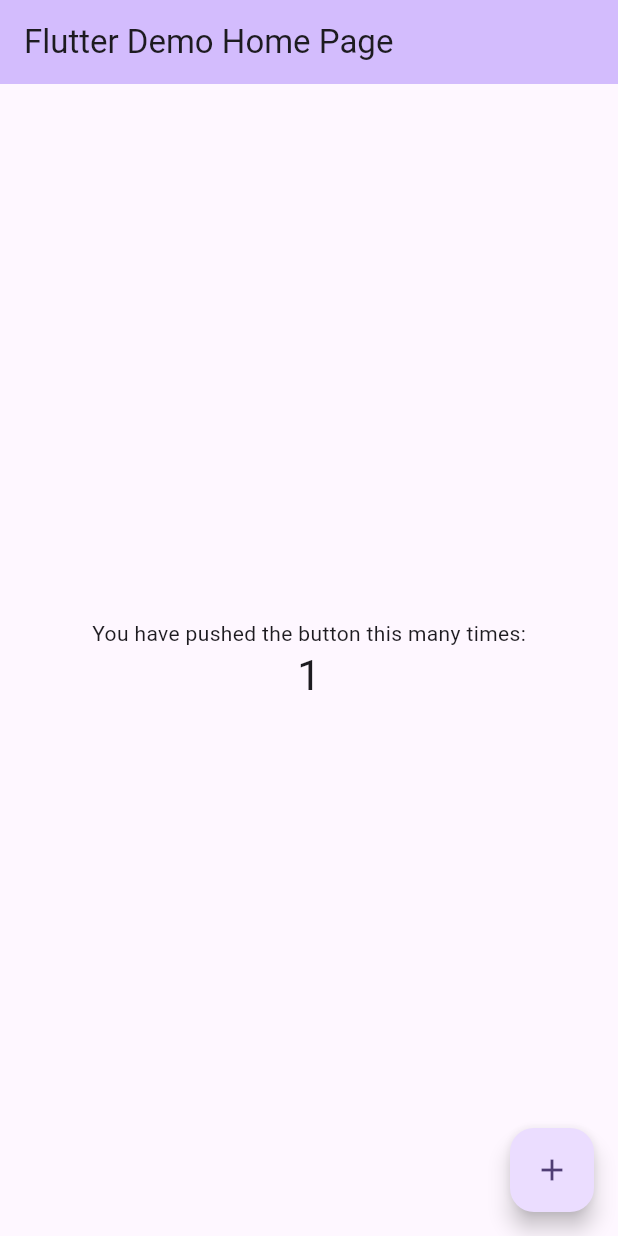
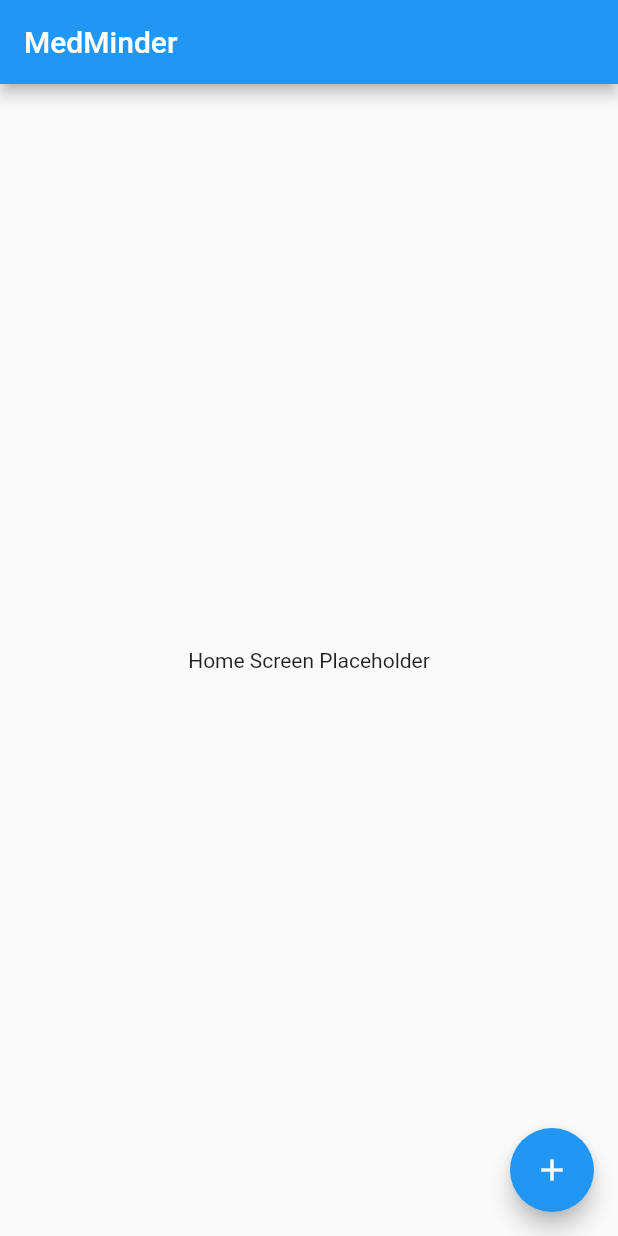
Before and after one commit to dbekinalkar/medminder, a Flutter app: the screen it shows after launch, after a tap on the "add" icon, on a phone screen of 412 x 824 dp. Run offline on Flutter 3.47's test engine with Material 2 defaults, Android fonts, the phone set to English and light mode, and no system bars.

Commit message:
Implement Home Screen

```diff
--- a/lib/main.dart
+++ b/lib/main.dart
@@ -1,125 +1,19 @@
 import 'package:flutter/material.dart';
+import 'screens/home_screen.dart';
 
-void main() {
-  runApp(const MyApp());
-}
+void main() => runApp(const MyApp());
 
 class MyApp extends StatelessWidget {
   const MyApp({super.key});
 
-  // This widget is the root of your application.
   @override
   Widget build(BuildContext context) {
     return MaterialApp(
-      title: 'Flutter Demo',
+      title: 'MedMinder',
       theme: ThemeData(
-        // This is the theme of your application.
-        //
-        // TRY THIS: Try running your application with "flutter run". You'll see
-        // the application has a blue toolbar. Then, without quitting the app,
-        // try changing the seedColor in the colorScheme below to Colors.green
-        // and then invoke "hot reload" (save your changes or press the "hot
-        // reload" button in a Flutter-supported IDE, or press "r" if you used
-        // the command line to start the app).
-        //
-        // Notice that the counter didn't reset back to zero; the application
-        // state is not lost during the reload. To reset the state, use hot
-        // restart instead.
-        //
-        // This works for code too, not just values: Most code changes can be
-        // tested with just a hot reload.
-        colorScheme: ColorScheme.fromSeed(seedColor: Colors.deepPurple),
-        useMaterial3: true,
+        primarySwatch: Colors.blue,
       ),
-      home: const MyHomePage(title: 'Flutter Demo Home Page'),
+      home: const HomeScreen(),
     );
   }
 }
-
-class MyHomePage extends StatefulWidget {
-  const MyHomePage({super.key, required this.title});
-
-  // This widget is the home page of your application. It is stateful, meaning
-  // that it has a State object (defined below) that contains fields that affect
-  // how it looks.
-
-  // This class is the configuration for the state. It holds the values (in this
-  // case the title) provided by the parent (in this case the App widget) and
-  // used by the build method of the State. Fields in a Widget subclass are
-  // always marked "final".
-
-  final String title;
-
-  @override
-  State<MyHomePage> createState() => _MyHomePageState();
-}
-
-class _MyHomePageState extends State<MyHomePage> {
-  int _counter = 0;
-
-  void _incrementCounter() {
-    setState(() {
-      // This call to setState tells the Flutter framework that something has
-      // changed in this State, which causes it to rerun the build method below
-      // so that the display can reflect the updated values. If we changed
-      // _counter without calling setState(), then the build method would not be
-      // called again, and so nothing would appear to happen.
-      _counter++;
-    });
-  }
-
-  @override
-  Widget build(BuildContext context) {
-    // This method is rerun every time setState is called, for instance as done
-    // by the _incrementCounter method above.
-    //
-    // The Flutter framework has been optimized to make rerunning build methods
-    // fast, so that you can just rebuild anything that needs updating rather
-    // than having to individually change instances of widgets.
-    return Scaffold(
-      appBar: AppBar(
-        // TRY THIS: Try changing the color here to a specific color (to
-        // Colors.amber, perhaps?) and trigger a hot reload to see the AppBar
-        // change color while the other colors stay the same.
-        backgroundColor: Theme.of(context).colorScheme.inversePrimary,
-        // Here we take the value from the MyHomePage object that was created by
-        // the App.build method, and use it to set our appbar title.
-        title: Text(widget.title),
-      ),
-      body: Center(
-        // Center is a layout widget. It takes a single child and positions it
-        // in the middle of the parent.
-        child: Column(
-          // Column is also a layout widget. It takes a list of children and
-          // arranges them vertically. By default, it sizes itself to fit its
-          // children horizontally, and tries to be as tall as its parent.
-          //
-          // Column has various properties to control how it sizes itself and
-          // how it positions its children. Here we use mainAxisAlignment to
-          // center the children vertically; the main axis here is the vertical
-          // axis because Columns are vertical (the cross axis would be
-          // horizontal).
-          //
-          // TRY THIS: Invoke "debug painting" (choose the "Toggle Debug Paint"
-          // action in the IDE, or press "p" in the console), to see the
-          // wireframe for each widget.
-          mainAxisAlignment: MainAxisAlignment.center,
-          children: <Widget>[
-            const Text(
-              'You have pushed the button this many times:',
-            ),
-            Text(
-              '$_counter',
-              style: Theme.of(context).textTheme.headlineMedium,
-            ),
-          ],
-        ),
-      ),
-      floatingActionButton: FloatingActionButton(
-        onPressed: _incrementCounter,
-        tooltip: 'Increment',
-        child: const Icon(Icons.add),
-      ), // This trailing comma makes auto-formatting nicer for build methods.
-    );
-  }
-}
--- /dev/null
+++ b/lib/screens/home_screen.dart
@@ -0,0 +1,19 @@
+import 'package:flutter/material.dart';
+
+class HomeScreen extends StatelessWidget {
+  const HomeScreen({super.key});
+
+  @override
+  Widget build(BuildContext context) {
+    return Scaffold(
+      appBar: AppBar(title: const Text('MedMinder')),
+      body: const Center(child: Text('Home Screen Placeholder')),
+      floatingActionButton: FloatingActionButton(
+        onPressed: () {
+          // Will navigate to Add/Edit medicine screen
+        },
+        child: const Icon(Icons.add),
+      ),
+    );
+  }
+}
```
